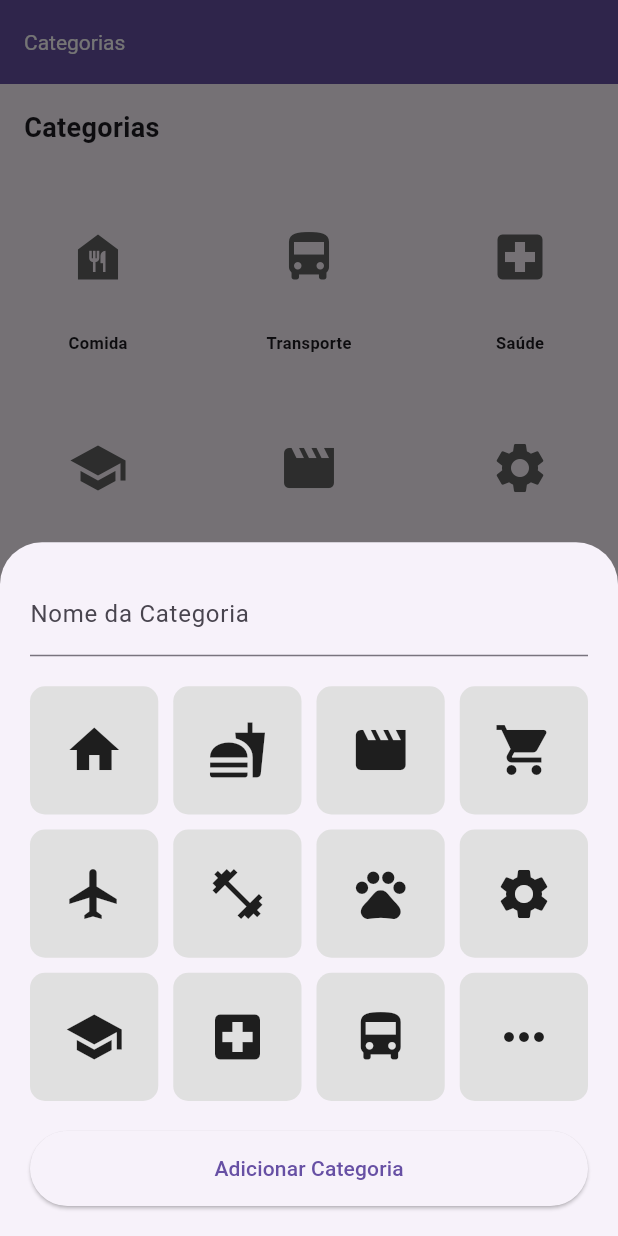
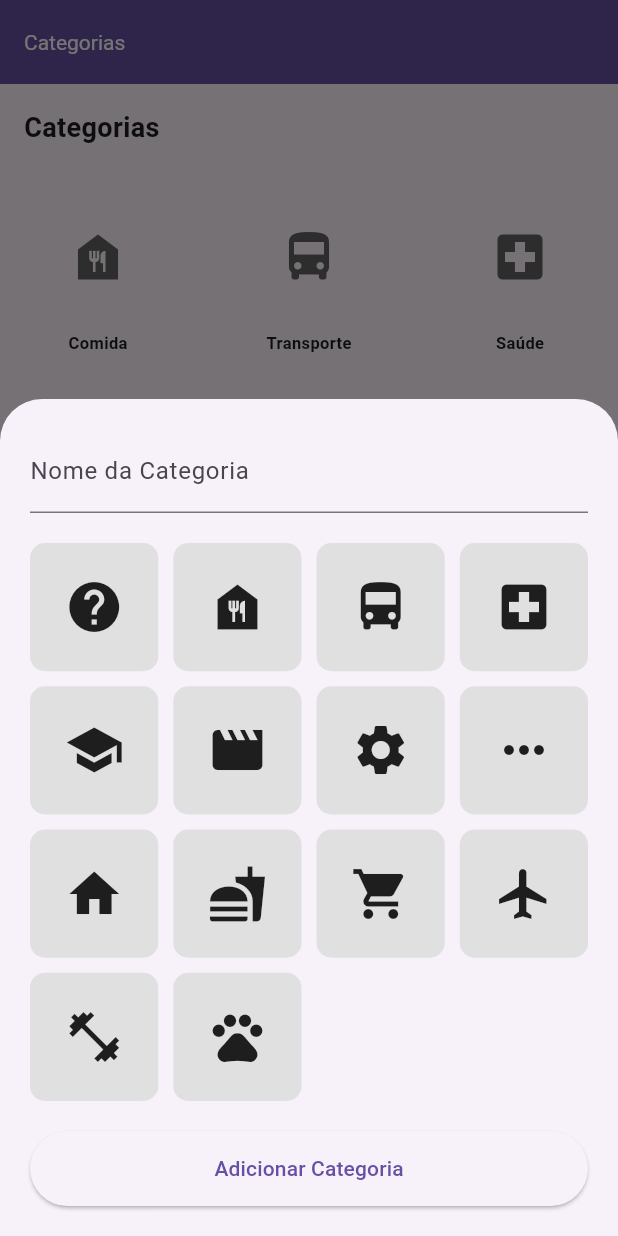
Before and after one commit to oscarkemuel/my-finance-mobile, a Flutter app: the screen it shows after launch, item 3 of the bottom bar chosen, after a tap on the "add" icon, on a phone screen of 412 x 824 dp. Run offline on Flutter 3.47's test engine with Material 3 defaults, Android fonts, the phone set to English and light mode, and no system bars; our stand-ins replace flutter_mobx, mobx, sqflite, syncfusion_flutter_charts; accounts and stored records are empty; generated files the repository leaves out were written again.

Commit message:
refactor(db&categories): change the persistence flow of categories

```diff
--- a/lib/database/db.dart
+++ b/lib/database/db.dart
@@ -1,6 +1,5 @@
 import 'package:sqflite/sqflite.dart';
 import 'package:path/path.dart';
-import 'package:flutter/material.dart';
 
 class DB {
   DB._();
@@ -36,16 +35,16 @@ class DB {
     await db.insert('category', {
       'id': 0,
       'name': 'Desconhecida',
-      'icon': Icons.help.codePoint,
+      'icon': 'unknown',
     });
     List<Map<String, dynamic>> categories = [
-      {'name': 'Comida', 'icon': Icons.food_bank.codePoint},
-      {'name': 'Transporte', 'icon': Icons.directions_bus.codePoint},
-      {'name': 'Saúde', 'icon': Icons.local_hospital.codePoint},
-      {'name': 'Educação', 'icon': Icons.school.codePoint},
-      {'name': 'Entretenimento', 'icon': Icons.movie.codePoint},
-      {'name': 'Serviços', 'icon': Icons.settings.codePoint},
-      {'name': 'Outros', 'icon': Icons.more_horiz.codePoint},
+      {'name': 'Comida', 'icon': 'food'},
+      {'name': 'Transporte', 'icon': 'transport'},
+      {'name': 'Saúde', 'icon': 'health'},
+      {'name': 'Educação', 'icon': 'education'},
+      {'name': 'Entretenimento', 'icon': 'entertainment'},
+      {'name': 'Serviços', 'icon': 'services'},
+      {'name': 'Outros', 'icon': 'others'},
     ];
     var timestamp = DateTime.now().millisecondsSinceEpoch;
     for (var category in categories) {
@@ -75,7 +74,7 @@ class DB {
       CREATE TABLE category(
         id INTEGER PRIMARY KEY,
         name TEXT NOT NULL,
-        icon INTEGER NOT NULL
+        icon STRING NOT NULL
       )
     ''';
   }
--- a/lib/models/category.dart
+++ b/lib/models/category.dart
@@ -1,9 +1,9 @@
-import 'package:flutter/material.dart';
+import 'package:my_finance/utils/index.dart';
 
 class Category {
   int id;
   String name;
-  IconData icon;
+  CategoryIdentifier icon;
 
   Category({
     required this.id,
@@ -15,7 +15,7 @@ class Category {
     return Category(
       id: map['id'],
       name: map['name'],
-      icon: IconData(map['icon'], fontFamily: 'MaterialIcons'),
+       icon: Utils.stringToCategoryIdentifier(map['icon'] as String)
     );
   }
 
@@ -23,7 +23,7 @@ class Category {
     return {
       'id': id,
       'name': name,
-      'icon': icon.codePoint,
+      'icon': icon.toString().split('.').last
     };
   }
 }
--- a/lib/screens/categories_screen.dart
+++ b/lib/screens/categories_screen.dart
@@ -2,6 +2,7 @@ import 'package:flutter/material.dart';
 import 'package:flutter_mobx/flutter_mobx.dart'; // Import MobX's Observer widget
 import 'package:my_finance/models/category.dart';
 import 'package:my_finance/stores/category.store.dart';
+import 'package:my_finance/utils/index.dart';
 import 'package:my_finance/widgets/category_form.dart';
 import 'package:provider/provider.dart';
 
@@ -21,6 +22,7 @@ class CategoriesScreen extends StatelessWidget {
           },
         );
       },
+      isScrollControlled: true,
     );
   }
 
@@ -113,7 +115,7 @@ class CategoriesScreen extends StatelessWidget {
                                       fontWeight: FontWeight.bold),
                                 ),
                               ),
-                              child: Icon(category.icon,
+                              child: Icon(Utils.iconMap[category.icon]!.icon,
                                   size: 40, color: Colors.grey[700]),
                             ),
                           );
--- /dev/null
+++ b/lib/utils/index.dart
@@ -0,0 +1,95 @@
+import 'package:flutter/material.dart';
+
+enum CategoryIdentifier {
+  unknown,
+  food,
+  transport,
+  health,
+  education,
+  entertainment,
+  services,
+  others,
+  home,
+  // ignore: constant_identifier_names
+  fast_food,
+  shopping,
+  travel,
+  fitness,
+  pets,
+}
+
+class CategoryIcon {
+  final String name;
+  final IconData icon;
+  final CategoryIdentifier identifier;
+
+  const CategoryIcon({
+    required this.name,
+    required this.icon,
+    required this.identifier,
+  });
+}
+
+class Utils {
+  static const Map<CategoryIdentifier, CategoryIcon> iconMap = {
+    CategoryIdentifier.unknown: CategoryIcon(
+        name: 'Unknown',
+        icon: Icons.help,
+        identifier: CategoryIdentifier.unknown),
+    CategoryIdentifier.food: CategoryIcon(
+        name: 'Food',
+        icon: Icons.food_bank,
+        identifier: CategoryIdentifier.food),
+    CategoryIdentifier.transport: CategoryIcon(
+        name: 'Transport',
+        icon: Icons.directions_bus,
+        identifier: CategoryIdentifier.transport),
+    CategoryIdentifier.health: CategoryIcon(
+        name: 'Health',
+        icon: Icons.local_hospital,
+        identifier: CategoryIdentifier.health),
+    CategoryIdentifier.education: CategoryIcon(
+        name: 'Education',
+        icon: Icons.school,
+        identifier: CategoryIdentifier.education),
+    CategoryIdentifier.entertainment: CategoryIcon(
+        name: 'Entertainment',
+        icon: Icons.movie,
+        identifier: CategoryIdentifier.entertainment),
+    CategoryIdentifier.services: CategoryIcon(
+        name: 'Services',
+        icon: Icons.settings,
+        identifier: CategoryIdentifier.services),
+    CategoryIdentifier.others: CategoryIcon(
+        name: 'Others',
+        icon: Icons.more_horiz,
+        identifier: CategoryIdentifier.others),
+    CategoryIdentifier.home: CategoryIcon(
+        name: 'Home', icon: Icons.home, identifier: CategoryIdentifier.home),
+    CategoryIdentifier.fast_food: CategoryIcon(
+        name: 'Fast Food',
+        icon: Icons.fastfood,
+        identifier: CategoryIdentifier.fast_food),
+    CategoryIdentifier.shopping: CategoryIcon(
+        name: 'Shopping',
+        icon: Icons.shopping_cart,
+        identifier: CategoryIdentifier.shopping),
+    CategoryIdentifier.travel: CategoryIcon(
+        name: 'Travel',
+        icon: Icons.flight,
+        identifier: CategoryIdentifier.travel),
+    CategoryIdentifier.fitness: CategoryIcon(
+        name: 'Fitness',
+        icon: Icons.fitness_center,
+        identifier: CategoryIdentifier.fitness),
+    CategoryIdentifier.pets: CategoryIcon(
+        name: 'Pets', icon: Icons.pets, identifier: CategoryIdentifier.pets),
+  };
+
+  static CategoryIdentifier stringToCategoryIdentifier(String key) {
+    return CategoryIdentifier.values.firstWhere(
+      (e) => e.toString().split('.').last == key,
+      orElse: () => CategoryIdentifier.unknown // Fallback seguro
+    );
+  }
+}
--- a/lib/widgets/category_form.dart
+++ b/lib/widgets/category_form.dart
@@ -1,5 +1,6 @@
 import 'package:flutter/material.dart';
 import 'package:my_finance/models/category.dart';
+import 'package:my_finance/utils/index.dart';
 
 class CategoryForm extends StatefulWidget {
   final void Function(Category category) onSubmit;
@@ -15,22 +16,8 @@ class CategoryForm extends StatefulWidget {
 
 class _CategoryFormState extends State<CategoryForm> {
   final _nameController = TextEditingController();
-  IconData? _selectedIcon;
-
-  final List<IconData> _icons = [
-    Icons.home,
-    Icons.fastfood,
-    Icons.movie,
-    Icons.shopping_cart,
-    Icons.flight,
-    Icons.fitness_center,
-    Icons.pets,
-    Icons.settings,
-    Icons.school,
-    Icons.local_hospital,
-    Icons.directions_bus,
-    Icons.more_horiz,
-  ];
+  CategoryIdentifier? _selectedIcon;
+  final _icons = Utils.iconMap;
 
   void _submit() {
     if (_nameController.text.isEmpty || _selectedIcon == null) {
@@ -40,7 +27,7 @@ class _CategoryFormState extends State<CategoryForm> {
     final category = Category(
       id: DateTime.now().millisecondsSinceEpoch,
       name: _nameController.text,
-      icon: _selectedIcon!,
+      icon: _icons[_selectedIcon]!.identifier
     );
 
     widget.onSubmit(category);
@@ -73,15 +60,17 @@ class _CategoryFormState extends State<CategoryForm> {
                 mainAxisSpacing: 10,
               ),
               itemBuilder: (context, index) {
+                CategoryIdentifier key = _icons.keys.elementAt(index);
+                CategoryIcon value = _icons[key]!;
                 return GestureDetector(
                   onTap: () {
                     setState(() {
-                      _selectedIcon = _icons[index];
+                      _selectedIcon = key;
                     });
                   },
                   child: Container(
                     decoration: BoxDecoration(
-                      border: _selectedIcon == _icons[index]
+                      border: _selectedIcon == key
                           ? Border.all(
                               color: Theme.of(context).primaryColor, width: 2)
                           : null,
@@ -89,7 +78,7 @@ class _CategoryFormState extends State<CategoryForm> {
                       color: Colors.grey[300],
                     ),
                     child: Icon(
-                      _icons[index],
+                      value.icon,
                       size: 40,
                     ),
                   ),
--- a/lib/widgets/expense_list.dart
+++ b/lib/widgets/expense_list.dart
@@ -1,10 +1,10 @@
 import 'package:flutter/material.dart';
 import 'package:flutter_mobx/flutter_mobx.dart';
-import 'package:my_finance/models/category.dart';
 import 'package:my_finance/models/expense.dart';
 import 'package:intl/intl.dart';
 import 'package:my_finance/stores/category.store.dart';
 import 'package:my_finance/stores/expense.store.dart';
+import 'package:my_finance/utils/index.dart';
 import 'package:provider/provider.dart';
 
 class ExpenseList extends StatelessWidget {
@@ -54,9 +54,7 @@ class ExpenseList extends StatelessWidget {
           itemBuilder: (context, index) {
             final expense = displayedExpenses[index];
             final category = categoryStore.categories
-                .firstWhere((c) => c.id == expense.categoryId, orElse: () {
-              return Category(id: 0, name: 'Desconhecida', icon: Icons.help);
-            });
+                .firstWhere((c) => c.id == expense.categoryId);
             return Card(
               elevation: 2,
               color: Colors.white,
@@ -64,7 +62,7 @@ class ExpenseList extends StatelessWidget {
                 borderRadius: BorderRadius.circular(8),
               ),
               child: ListTile(
-                leading: Icon(category.icon),
+                leading: Icon(Utils.iconMap[category.icon]!.icon),
                 title: Text(expense.name),
                 subtitle: Text(DateFormat('dd/MM/yyyy').format(expense.date)),
                 trailing: Text(
```
